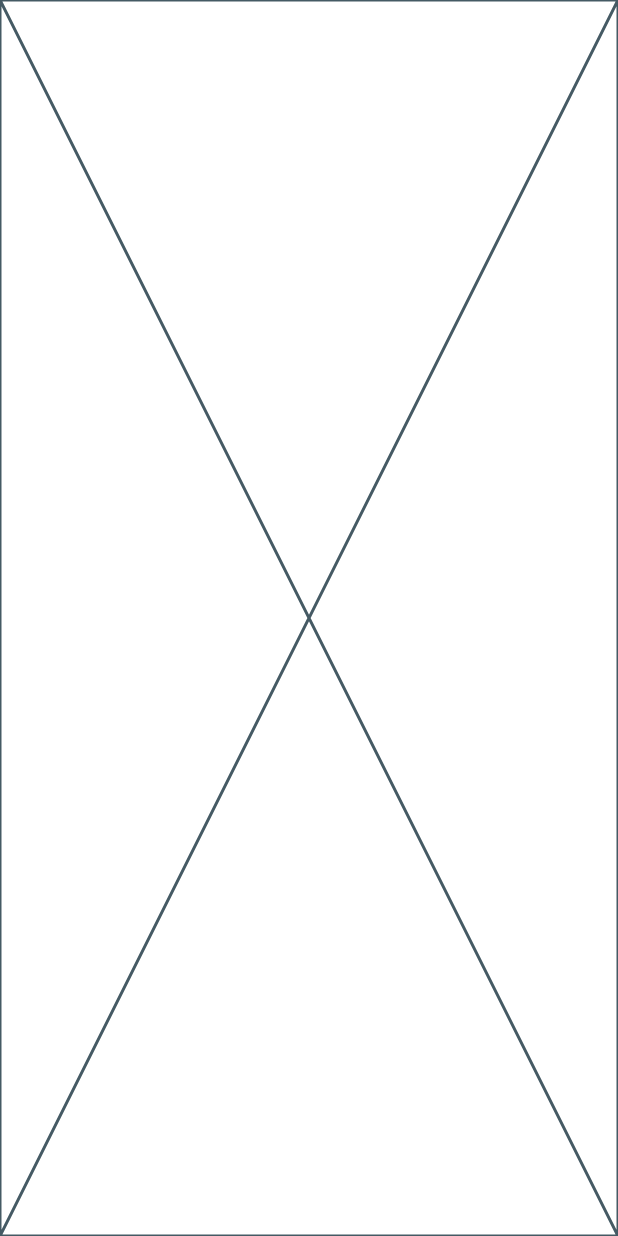
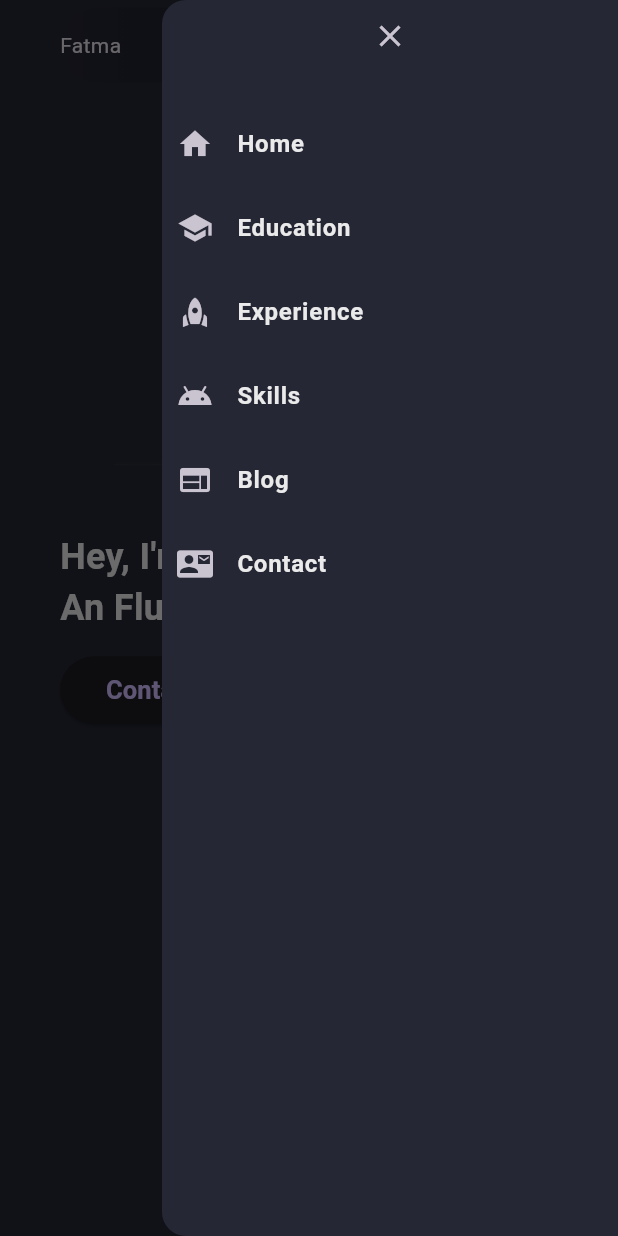
Before and after one commit to fatima304/portfolio, a Flutter app: the screen it shows after launch, with the side drawer open (before the commit the screen has no drawer), on a phone screen of 412 x 824 dp. Run offline on Flutter 3.47's test engine with Material 3 defaults, Android fonts, the light colour scheme and no system bars.

Commit message:
skills section is done

```diff
--- /dev/null
+++ b/lib/constants/bar_items.dart
@@ -0,0 +1,54 @@
+import 'package:flutter/material.dart';
+
+List<String> navTitle = [
+  'Home',
+  'Education',
+  'Experience',
+  'Skills',
+  'Blog',
+  'Contact',
+];
+
+List<IconData> navIcons = [
+  Icons.home,
+  Icons.school,
+  Icons.rocket,
+  Icons.android,
+  Icons.web,
+  Icons.contact_mail,
+];
+
+List<Map> skills = [
+  {
+    'img': 'assets/flutter.png',
+    'title': 'Flutter',
+  },
+  {
+    'img': 'assets/dart.png',
+    'title': 'Dart',
+  },
+  {
+    'img': 'assets/firebase.png',
+    'title': 'Firebase',
+  },
+  {
+    'img': 'assets/figma.png',
+    'title': 'Figma',
+  },
+  {
+    'img': 'assets/html.png',
+    'title': 'Html',
+  },
+  {
+    'img': 'assets/css.png',
+    'title': 'CSS',
+  },
+  {
+    'img': 'assets/java.png',
+    'title': 'Java',
+  },
+  {
+    'img': 'assets/python.png',
+    'title': 'Python',
+  },
+];
--- a/lib/main.dart
+++ b/lib/main.dart
@@ -10,8 +10,10 @@ class Portfolio extends StatelessWidget {
 
   @override
   Widget build(BuildContext context) {
-    return const MaterialApp(
-      home: HomeScreen(),
+    return MaterialApp(
+      home: const HomeScreen(),
+      theme: ThemeData.dark(),
+      debugShowCheckedModeBanner: false,
     );
   }
 }
--- a/lib/screens/home/home_screen.dart
+++ b/lib/screens/home/home_screen.dart
@@ -1,4 +1,12 @@
 import 'package:flutter/material.dart';
+import 'package:portfolio/screens/widgets/contact_section.dart';
+import 'package:portfolio/screens/widgets/custom_drawer.dart';
+import 'package:portfolio/screens/widgets/header_desktop.dart';
+import 'package:portfolio/screens/widgets/home_desktop.dart';
+import 'package:portfolio/screens/widgets/home_phone.dart';
+import 'package:portfolio/screens/widgets/phone_header.dart';
+import 'package:portfolio/screens/widgets/skills_section.dart';
+import 'package:portfolio/styles/colors.dart';
 
 class HomeScreen extends StatefulWidget {
   const HomeScreen({super.key});
@@ -8,8 +16,54 @@ class HomeScreen extends StatefulWidget {
 }
 
 class _HomeScreenState extends State<HomeScreen> {
+  final scaffoldKey = GlobalKey<ScaffoldState>();
+
   @override
   Widget build(BuildContext context) {
-    return const Placeholder();
+    final screenSize = MediaQuery.of(context).size;
+
+    return LayoutBuilder(
+      builder: (context, constraints) {
+        bool constraint = constraints.maxWidth >= 600;
+        return Scaffold(
+          backgroundColor: ColorStyle.mainColor,
+          key: scaffoldKey,
+          endDrawer: constraint ? null : const CustomDrawer(),
+          body: ListView(
+            scrollDirection: Axis.vertical,
+            children: [
+              // main
+              if (constraint)
+                const HeaderDesktop()
+              else
+                PhoneHeader(
+                  onTap: () {
+                    scaffoldKey.currentState?.openEndDrawer();
+                  },
+                ),
+              if (constraint)
+                HomeDesktop(screenSize: screenSize)
+              else
+                HomePhone(screenSize: screenSize),
+              // skills
+               SkillsSection(screenSize: screenSize,),
+              // projects
+              const SizedBox(
+                height: 500,
+                width: double.maxFinite,
+              ),
+              // contact
+      ContactSection(),
+              // footer
+              Container(
+                height: 500,
+                width: double.maxFinite,
+                color: Colors.blueGrey,
+              ),
+            ],
+          ),
+        );
+      },
+    );
   }
 }
--- /dev/null
+++ b/lib/screens/widgets/custom_drawer.dart
@@ -0,0 +1,48 @@
+
+import 'package:flutter/material.dart';
+import 'package:portfolio/constants/bar_items.dart';
+import 'package:portfolio/styles/colors.dart';
+
+class CustomDrawer extends StatelessWidget {
+  const CustomDrawer({
+    super.key,
+  });
+
+  @override
+  Widget build(BuildContext context) {
+    return Drawer(
+      backgroundColor: ColorStyle.mainColor,
+      child: ListView(
+        children: [
+          Padding(
+            padding: const EdgeInsets.only(left: 20, right: 20, bottom: 20),
+            child: IconButton(
+              onPressed: () {
+                Navigator.pop(context);
+              },
+              icon: const Icon(
+                Icons.close,
+              ),
+            ),
+          ),
+          for (int i = 0; i < navIcons.length; i++)
+            ListTile(
+              onTap: () {},
+              contentPadding: const EdgeInsets.symmetric(horizontal: 10),
+              leading: Icon(
+                navIcons[i],
+              ),
+              title: Text(
+                navTitle[i],
+                style: const TextStyle(
+                  fontSize: 16,
+                  color: ColorStyle.primWhite,
+                  fontWeight: FontWeight.w600,
+                ),
+              ),
+            ),
+        ],
+      ),
+    );
+  }
+}
--- /dev/null
+++ b/lib/screens/widgets/home_phone.dart
@@ -0,0 +1,88 @@
+import 'package:flutter/material.dart';
+import 'package:portfolio/styles/colors.dart';
+
+class HomePhone extends StatelessWidget {
+  const HomePhone({super.key, required this.screenSize});
+  final Size screenSize;
+
+  @override
+  Widget build(BuildContext context) {
+    return Container(
+      margin: const EdgeInsets.symmetric(horizontal: 40, vertical: 30),
+      height: screenSize.height,
+      constraints: const BoxConstraints(
+        minHeight: 560,
+      ),
+      child: Column(
+        mainAxisAlignment: MainAxisAlignment.start,
+        crossAxisAlignment: CrossAxisAlignment.start,
+        children: [
+          ShaderMask(
+            shaderCallback: (bounds) {
+              return LinearGradient(
+                colors: [
+                  ColorStyle.mainColor.withOpacity(0.6),
+                  ColorStyle.mainColor.withOpacity(0.6),
+                ],
+              ).createShader(bounds);
+            },
+            blendMode: BlendMode.srcATop,
+            child: Image.asset(
+              'assets/img.png',
+              width: screenSize.width,
+            ),
+          ),
+          const SizedBox(
+            height: 15,
+          ),
+          const Text(
+            'Hey, I\'m Fatma Atef\nAn Flutter Developer',
+            style: TextStyle(
+              fontSize: 24,
+              fontWeight: FontWeight.bold,
+              color: ColorStyle.primWhite,
+            ),
+          ),
+          const SizedBox(
+            height: 15,
+          ),
+          Row(
+            children: [
+              SizedBox(
+                width: 150,
+                height: 45,
+                child: ElevatedButton(
+                  onPressed: () {},
+                  child: const Text(
+                    'Contact me',
+                    style: TextStyle(
+                      fontSize: 17,
+                      fontWeight: FontWeight.bold,
+                    ),
+                  ),
+                ),
+              ),
+              const SizedBox(
+                width: 15,
+              ),
+              SizedBox(
+                width: 160,
+                height: 45,
+                child: ElevatedButton(
+                  onPressed: () {},
+                  child: const Text(
+                    'Download CV',
+                    style: TextStyle(
+                      fontSize: 17,
+                      fontWeight: FontWeight.bold,
+                    ),
+                  ),
+                ),
+              ),
+            ],
+          ),
+        ],
+      ),
+    );
+  }
+}
--- /dev/null
+++ b/lib/screens/widgets/phone_header.dart
@@ -0,0 +1,42 @@
+import 'package:flutter/material.dart';
+import 'package:portfolio/styles/colors.dart';
+
+class PhoneHeader extends StatelessWidget {
+  const PhoneHeader({super.key, required this.onTap});
+
+ final void Function()? onTap;
+
+  @override
+  Widget build(BuildContext context) {
+    return Container(
+      height: 50,
+      decoration: BoxDecoration(
+        gradient: const LinearGradient(
+          colors: [
+            Colors.transparent,
+            ColorStyle.light1,
+          ],
+        ),
+        borderRadius: BorderRadius.circular(100),
+      ),
+      margin: const EdgeInsets.fromLTRB(40, 5, 20, 5),
+      child: Row(
+        children: [
+          const Text(
+            'Fatma',
+          ),
+          const Spacer(),
+          GestureDetector(
+            onTap: onTap,
+            child: const Icon(
+              Icons.menu,
+            ),
+          ),
+          const SizedBox(
+            width: 16,
+          )
+        ],
+      ),
+    );
+  }
+}
--- /dev/null
+++ b/lib/styles/colors.dart
@@ -0,0 +1,13 @@
+import 'dart:ui';
+
+class ColorStyle {
+  static const Color light1 = Color(0xff333646);
+  static const Color light2 = Color(0xff424657);
+  static const Color mainColor = Color(0xff252734);
+  static const Color fieldColor = Color(0xffc8c9ce);
+  static const Color hintColor = Color(0xff666874);
+  static const Color primYellow = Color(0xffffc25c);
+  static const Color secYellow = Color(0xffffaf29);
+  static const Color primWhite = Color(0xffeaeaeb);
+  static const Color secWhite = Color(0xffc8c9ce);
+}
```
Also changed, not shown: lib/screens/widgets/contact_section.dart (added, +28 -0 lines), lib/screens/widgets/header_desktop.dart (added, +53 -0 lines), lib/screens/widgets/home_desktop.dart (added, +82 -0 lines), lib/screens/widgets/skills_section.dart (added, +54 -0 lines), assets/css.png (added), assets/dart.png (added), assets/figma.png (added), assets/firebase.png (added), assets/flutter.png (added), assets/html.png (added), assets/img.png (added), assets/java.png (added), assets/python.png (added).
